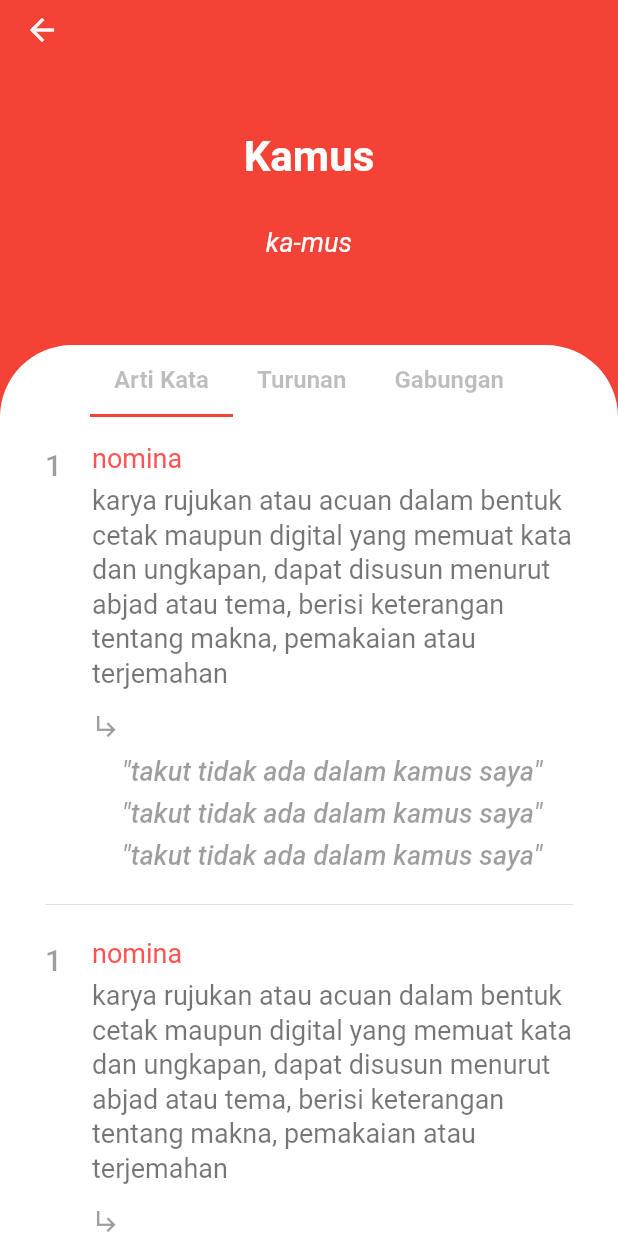
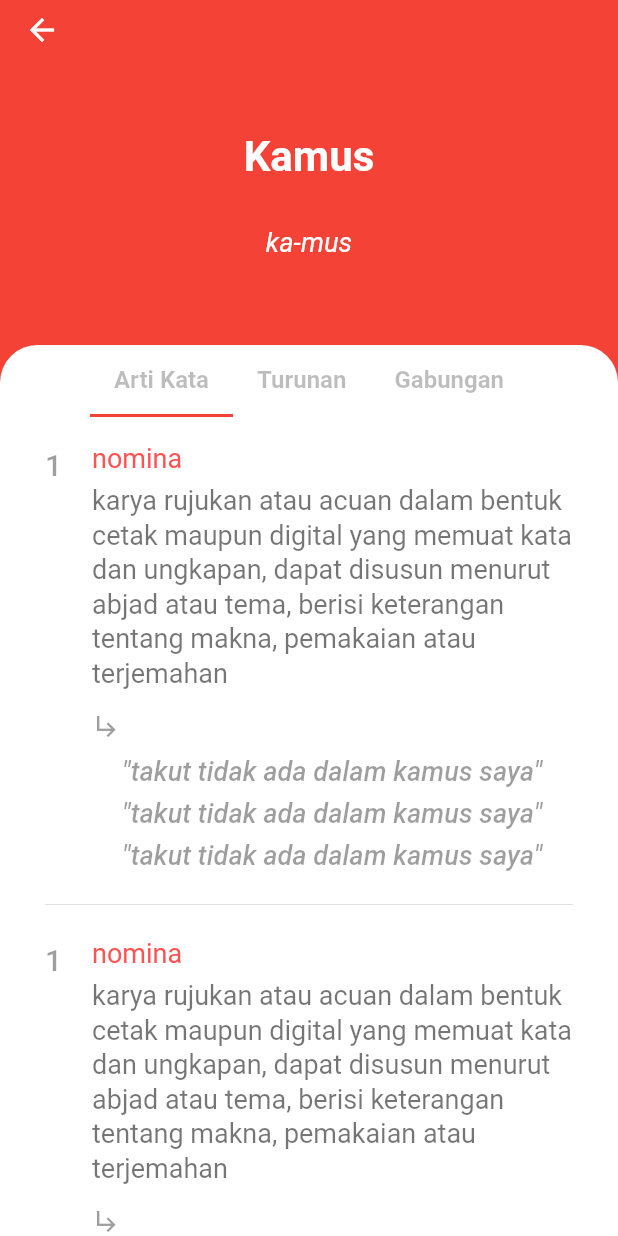
Before and after one commit to yikhsn/poket, a Flutter app: the screen it shows after launch, item 3 of the bottom bar chosen, after a tap on "Go to Single", on a phone screen of 412 x 824 dp. Run offline on Flutter 3.47's test engine with Material 2 defaults, Android fonts, the phone set to English and light mode, and no system bars; our stand-ins replace sqflite; accounts and stored records are empty.

Commit message:
restructure project and fix  home screen setup

```diff
--- a/lib/screens/HomeScreen.dart
+++ b/lib/screens/HomeScreen.dart
@@ -1,6 +1,6 @@
 import 'package:flutter/material.dart';
-import 'package:kbbi_app/widgets/NestedTabBarView.dart';
 import 'package:kbbi_app/screens/SingleScreen.dart';
+import 'package:kbbi_app/screenviews/HomeScreenView.dart';
 
 class HomeScreen extends StatefulWidget {
   @override
@@ -26,7 +26,18 @@ class _HomeScreenState extends State<HomeScreen> with TickerProviderStateMixin {
   @override
   Widget build(BuildContext context) {
     return Scaffold(
-      backgroundColor: Colors.white,
+      // appBar: AppBar(
+      //   title: Text(
+      //     'KBBI V',
+      //     style: TextStyle(
+      //       color: Colors.white,
+      //       fontSize: 30.0,
+      //       fontWeight: FontWeight.w500,
+      //     ),
+      //   ),
+      //   elevation: 0.0,
+      // ),
+      backgroundColor: Colors.red,
       bottomNavigationBar: Material(
         color: Colors.white,
         child: TabBar(
@@ -49,9 +60,7 @@ class _HomeScreenState extends State<HomeScreen> with TickerProviderStateMixin {
       ),
       body: TabBarView(
         children: <Widget>[
-          Center(
-            child: Text("Email"),
-          ),
+          HomeScreenView(),
           Center(
             child: Text("Email"),
           ),
--- a/lib/screens/SingleScreen.dart
+++ b/lib/screens/SingleScreen.dart
@@ -1,5 +1,5 @@
 import 'package:flutter/material.dart';
-import 'package:kbbi_app/widgets/NestedTabBarView.dart';
+import 'package:kbbi_app/screenviews/SingleScreenView.dart';
 
 class SingleScreen extends StatefulWidget {
   @override
@@ -33,7 +33,7 @@ class _SingleScreenState extends State<SingleScreen>
         ),
       ),
       backgroundColor: Colors.white,
-      body: NestedTabBar(),
+      body: SingleScreenView(),
     );
   }
 }
--- /dev/null
+++ b/lib/screenviews/HomeScreenView.dart
@@ -0,0 +1,40 @@
+import 'package:flutter/material.dart';
+import 'package:kbbi_app/widgets/CategorySection.dart';
+import 'package:kbbi_app/widgets/SearchSection.dart';
+import 'package:kbbi_app/widgets/LetternavSection.dart';
+
+class HomeScreenView extends StatefulWidget {
+  @override
+  _HomeScreenViewState createState() => _HomeScreenViewState();
+}
+
+class _HomeScreenViewState extends State<HomeScreenView> {
+  TextEditingController _inputSearchController;
+
+  @override
+  void dispose() {
+    super.dispose();
+    _inputSearchController.dispose();
+  }
+
+  // @override
+  // void initState() {}
+
+  @override
+  Widget build(BuildContext context) {
+    return SafeArea(
+      child: Container(
+        decoration: BoxDecoration(
+          color: Colors.red,
+        ),
+        child: Column(
+          children: <Widget>[
+            SearchSection(inputSearchController: _inputSearchController),
+            CategorySection(),
+            LetternavSection(),
+          ],
+        ),
+      ),
+    );
+  }
+}
--- a/lib/widgets/NestedTabBarView.dart
+++ b/lib/screenviews/SingleScreenView.dart
@@ -1,15 +1,15 @@
 import 'package:flutter/material.dart';
 import 'package:kbbi_app/widgets/MainTranslation.dart';
-import 'package:kbbi_app/widgets/MainTabView.dart';
-import 'package:kbbi_app/widgets/TurunanTabView.dart';
-import 'package:kbbi_app/widgets/GabunganTabView.dart';
+import 'package:kbbi_app/tabviews/MainTabView.dart';
+import 'package:kbbi_app/tabviews/TurunanTabView.dart';
+import 'package:kbbi_app/tabviews/GabunganTabView.dart';
 
-class NestedTabBar extends StatefulWidget {
+class SingleScreenView extends StatefulWidget {
   @override
-  _NestedTabBarState createState() => _NestedTabBarState();
+  _SingleScreenViewState createState() => _SingleScreenViewState();
 }
 
-class _NestedTabBarState extends State<NestedTabBar>
+class _SingleScreenViewState extends State<SingleScreenView>
     with TickerProviderStateMixin {
   TabController _nestedTabController;
 
@@ -39,8 +39,8 @@ class _NestedTabBarState extends State<NestedTabBar>
             decoration: BoxDecoration(
               color: Colors.white,
               borderRadius: BorderRadius.only(
-                topLeft: Radius.circular(50.0),
-                topRight: Radius.circular(50.0),
+                topLeft: Radius.circular(25.0),
+                topRight: Radius.circular(25.0),
               ),
             ),
             child: Container(
--- /dev/null
+++ b/lib/widgets/CategorySection.dart
@@ -0,0 +1,48 @@
+import 'package:flutter/material.dart';
+import 'package:kbbi_app/widgets/RowBoxMenuCategory.dart';
+import 'package:kbbi_app/widgets/SectionTitle.dart';
+
+class CategorySection extends StatelessWidget {
+  const CategorySection({
+    Key key,
+  }) : super(key: key);
+
+  @override
+  Widget build(BuildContext context) {
+    return Container(
+      decoration: BoxDecoration(
+        color: Colors.white,
+        borderRadius: BorderRadius.only(
+          topLeft: Radius.circular(25.0),
+          topRight: Radius.circular(25.0),
+        ),
+      ),
+      child: Container(
+        padding: EdgeInsets.symmetric(
+          vertical: 30.0,
+        ),
+        child: Column(
+          crossAxisAlignment: CrossAxisAlignment.start,
+          children: <Widget>[
+            SectionTitle(),
+            SizedBox(
+              height: 15.0,
+            ),
+            Container(
+              padding: EdgeInsets.symmetric(
+                horizontal: 20.0,
+              ),
+              child: Column(
+                children: <Widget>[
+                  RowBoxMenuCategory(),
+                  RowBoxMenuCategory(),
+                  RowBoxMenuCategory(),
+                ],
+              ),
+            ),
+          ],
+        ),
+      ),
+    );
+  }
+}
--- /dev/null
+++ b/lib/widgets/LetternavSection.dart
@@ -0,0 +1,99 @@
+import 'package:flutter/material.dart';
+import 'package:kbbi_app/widgets/SectionTitle.dart';
+
+class LetternavSection extends StatelessWidget {
+  @override
+  Widget build(BuildContext context) {
+    return Expanded(
+      child: Container(
+        color: Colors.white,
+        child: Column(
+          crossAxisAlignment: CrossAxisAlignment.start,
+          children: <Widget>[
+            SectionTitle(),
+            Expanded(
+              child: Container(
+                color: Colors.white,
+                child: ListView(
+                  padding:
+                      EdgeInsets.symmetric(horizontal: 20.0, vertical: 10.0),
+                  scrollDirection: Axis.horizontal,
+                  children: <Widget>[
+                    Letters(),
+                    Letters(),
+                    Letters(),
+                    Letters(),
+                    Letters(),
+                    Letters(),
+                    Letters(),
+                    Letters(),
+                    Letters(),
+                    Letters(),
+                    Letters(),
+                    Letters(),
+                  ],
+                ),
+              ),
+            ),
+          ],
+        ),
+      ),
+    );
+  }
+}
+
+class Letters extends StatelessWidget {
+  const Letters({
+    Key key,
+  }) : super(key: key);
+
+  @override
+  Widget build(BuildContext context) {
+    return Column(
+      children: <Widget>[
+        LetterBox(),
+        LetterBox(),
+      ],
+    );
+  }
+}
+
+class LetterBox extends StatelessWidget {
+  const LetterBox({
+    Key key,
+  }) : super(key: key);
+
+  @override
+  Widget build(BuildContext context) {
+    return Expanded(
+      child: Container(
+        width: 110.0,
+        margin: EdgeInsets.symmetric(
+          horizontal: 7.5,
+          vertical: 7.5,
+        ),
+        decoration: BoxDecoration(
+          color: Colors.white,
+          boxShadow: [
+            BoxShadow(
+              color: Colors.grey[350],
+              blurRadius: 10.0,
+              offset: Offset(0, 5.0),
+            )
+          ],
+          borderRadius: BorderRadius.circular(10.0),
+        ),
+        child: Center(
+          child: Text(
+            'A',
+            style: TextStyle(
+              color: Colors.redAccent,
+              fontSize: 50.0,
+              // fontWeight: FontWeight.w600,
+            ),
+          ),
+        ),
+      ),
+    );
+  }
+}
--- /dev/null
+++ b/lib/widgets/MenuCategory.dart
@@ -0,0 +1,43 @@
+import 'package:flutter/material.dart';
+
+class MenuCategory extends StatelessWidget {
+  const MenuCategory({
+    Key key,
+  }) : super(key: key);
+
+  @override
+  Widget build(BuildContext context) {
+    return Expanded(
+      child: GestureDetector(
+        onTap: () {
+          print('menu clicked');
+        },
+        child: Container(
+          decoration: BoxDecoration(
+            // color: Theme.of(context).accentColor,
+            color: Colors.white,
+            boxShadow: [
+              BoxShadow(
+                color: Colors.grey[350],
+                blurRadius: 20.0,
+                offset: Offset(0, 10.0),
+              )
+            ],
+            borderRadius: BorderRadius.circular(10.0),
+          ),
+          margin: EdgeInsets.all(5.0),
+          height: 60.0,
+          child: Center(
+            child: Text(
+              'Kategori 1',
+              style: TextStyle(
+                fontSize: 18.0,
+                color: Colors.black54,
+              ),
+            ),
+          ),
+        ),
+      ),
+    );
+  }
+}
--- /dev/null
+++ b/lib/widgets/RowBoxMenuCategory.dart
@@ -0,0 +1,16 @@
+import 'package:flutter/material.dart';
+import 'package:kbbi_app/widgets/MenuCategory.dart';
+
+class RowBoxMenuCategory extends StatelessWidget {
+  @override
+  Widget build(BuildContext context) {
+    return Row(
+      mainAxisAlignment: MainAxisAlignment.center,
+      crossAxisAlignment: CrossAxisAlignment.center,
+      children: <Widget>[
+        MenuCategory(),
+        MenuCategory(),
+      ],
+    );
+  }
+}
--- /dev/null
+++ b/lib/widgets/SearchSection.dart
@@ -0,0 +1,63 @@
+import 'package:flutter/material.dart';
+import 'package:kbbi_app/screens/SingleScreen.dart';
+
+class SearchSection extends StatelessWidget {
+  const SearchSection({
+    Key key,
+    @required TextEditingController inputSearchController,
+  })  : _inputSearchController = inputSearchController,
+        super(key: key);
+
+  final TextEditingController _inputSearchController;
+
+  @override
+  Widget build(BuildContext context) {
+    return Container(
+      color: Theme.of(context).primaryColor,
+      height: 200.0,
+      width: MediaQuery.of(context).size.width,
+      child: Column(
+        mainAxisAlignment: MainAxisAlignment.center,
+        children: <Widget>[
+          Container(
+            decoration: BoxDecoration(
+              boxShadow: [
+                BoxShadow(
+                  color: Colors.black12,
+                  blurRadius: 10.0,
+                  offset: Offset(0, 10.0),
+                )
+              ],
+              borderRadius: BorderRadius.circular(10.0),
+              color: Colors.white,
+            ),
+            margin: EdgeInsets.symmetric(
+              horizontal: 20.0,
+            ),
+            padding: EdgeInsets.only(left: 10.0),
+            height: 60.0,
+            child: TextField(
+              onTap: () {
+                Navigator.push(
+                  context,
+                  MaterialPageRoute(builder: (context) => SingleScreen()),
+                );
+              },
+              controller: _inputSearchController,
+              decoration: InputDecoration(
+                suffixIcon: Icon(
+                  Icons.search,
+                  color: Colors.black38,
+                  size: 25.0,
+                ),
+                border: InputBorder.none,
+                labelText: 'Cari Disini...',
+                fillColor: Colors.white,
+              ),
+            ),
+          )
+        ],
+      ),
+    );
+  }
+}
--- /dev/null
+++ b/lib/widgets/SectionTitle.dart
@@ -0,0 +1,24 @@
+import 'package:flutter/material.dart';
+
+class SectionTitle extends StatelessWidget {
+  const SectionTitle({
+    Key key,
+  }) : super(key: key);
+
+  @override
+  Widget build(BuildContext context) {
+    return Container(
+      padding: EdgeInsets.symmetric(
+        horizontal: 30.0,
+      ),
+      child: Text(
+        'Berdasarkan Kategori',
+        style: TextStyle(
+          color: Colors.black26,
+          fontSize: 25.0,
+          fontWeight: FontWeight.w500,
+        ),
+      ),
+    );
+  }
+}
```
Also changed, not shown: lib/tabviews/GabunganTabView.dart (renamed from lib/widgets/GabunganTabView.dart), lib/tabviews/MainTabView.dart (renamed from lib/widgets/MainTabView.dart), lib/tabviews/TurunanTabView.dart (renamed from lib/widgets/TurunanTabView.dart).
